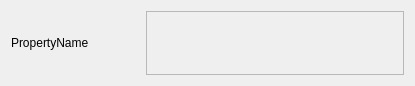
Old version of the form tools/editor/application/VadonEditor/UI/Model/Property/PropertyListEntry.ui in the repository janos-ijgyarto/vadon.
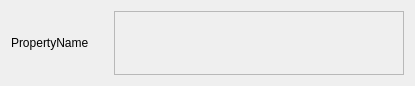
New version of the form.

What changed in the file:
```diff
--- a/tools/editor/application/VadonEditor/UI/Model/Property/PropertyListEntry.ui
+++ b/tools/editor/application/VadonEditor/UI/Model/Property/PropertyListEntry.ui
@@ -13,9 +13,9 @@
   <property name="windowTitle">
    <string>PropertyListEntry</string>
   </property>
-  <layout class="QVBoxLayout" name="mainLayout" stretch="2">
+  <layout class="QVBoxLayout" name="mainLayout" stretch="0">
    <item>
-    <layout class="QHBoxLayout" name="headerHBox" stretch="1,2">
+    <layout class="QHBoxLayout" name="headerHBox" stretch="1,3">
      <item>
       <widget class="QLabel" name="label">
        <property name="text">
```
